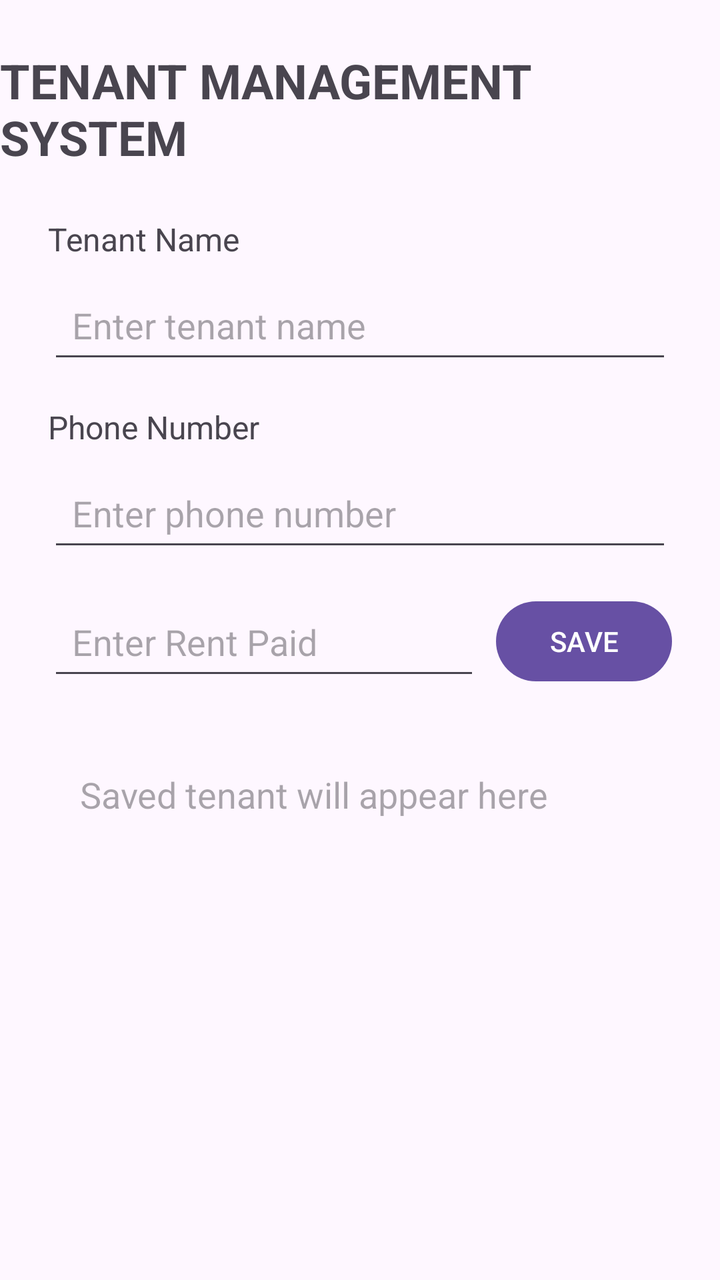
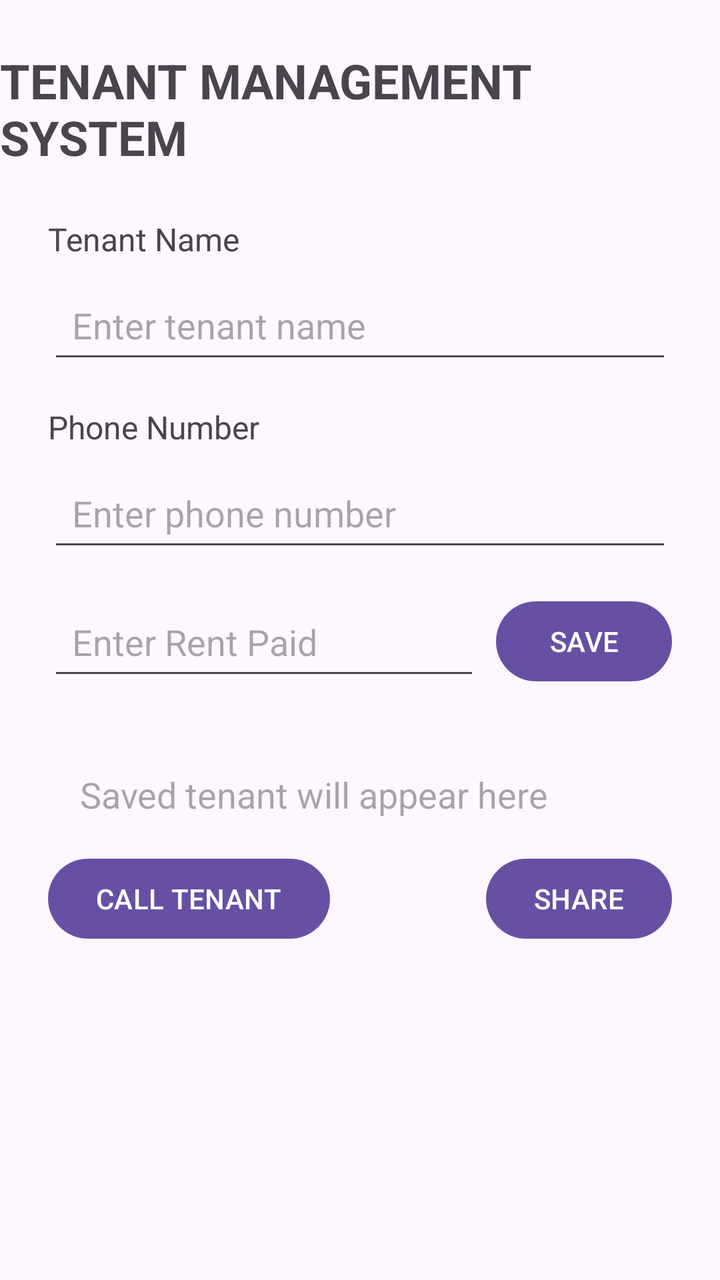

Screens rendered from an Android XML layout before and after an edit, with the pre-edit source and the edit as a unified diff.
<!-- AndroidManifest.xml: application theme Theme.MyApplication1 -->
<!-- res/layout/activity_main.xml -->
<?xml version="1.0" encoding="utf-8"?>
<layout xmlns:android="http://schemas.android.com/apk/res/android"
    xmlns:app="http://schemas.android.com/apk/res-auto">

    <data>
        <variable
            name="tenant"
            type="com.example.myapplication1.Tenant" />
    </data>

    <androidx.constraintlayout.widget.ConstraintLayout
        android:layout_width="match_parent"
        android:layout_height="match_parent">

        <TextView
            android:id="@+id/titleTextView"
            android:layout_width="wrap_content"
            android:layout_height="wrap_content"
            android:text="TENANT MANAGEMENT SYSTEM"
            android:textSize="24sp"
            android:textStyle="bold"
            android:layout_marginTop="24dp"
            app:layout_constraintTop_toTopOf="parent"
            app:layout_constraintStart_toStartOf="parent"
            app:layout_constraintEnd_toEndOf="parent" />

        <TextView
            android:id="@+id/tenantNameLabel"
            android:layout_width="wrap_content"
            android:layout_height="wrap_content"
            android:text="Tenant Name"
            android:textSize="16sp"
            android:layout_marginTop="24dp"
            android:layout_marginStart="24dp"
            app:layout_constraintTop_toBottomOf="@id/titleTextView"
            app:layout_constraintStart_toStartOf="parent" />

        <EditText
            android:id="@+id/tenantNameEditText"
            android:layout_width="0dp"
            android:layout_height="wrap_content"
            android:hint="Enter tenant name"
            android:minHeight="48dp"
            android:padding="12dp"
            android:layout_marginTop="8dp"
            android:layout_marginStart="24dp"
            android:layout_marginEnd="24dp"
            app:layout_constraintTop_toBottomOf="@id/tenantNameLabel"
            app:layout_constraintStart_toStartOf="parent"
            app:layout_constraintEnd_toEndOf="parent" />

        <TextView
            android:id="@+id/phoneLabel"
            android:layout_width="wrap_content"
            android:layout_height="wrap_content"
            android:text="Phone Number"
            android:textSize="16sp"
            android:layout_marginTop="16dp"
            android:layout_marginStart="24dp"
            app:layout_constraintTop_toBottomOf="@id/tenantNameEditText"
            app:layout_constraintStart_toStartOf="parent" />

        <EditText
            android:id="@+id/phoneEditText"
            android:layout_width="0dp"
            android:layout_height="wrap_content"
            android:hint="Enter phone number"
            android:inputType="phone"
            android:minHeight="48dp"
            android:padding="12dp"
            android:layout_marginTop="8dp"
            android:layout_marginStart="24dp"
            android:layout_marginEnd="24dp"
            app:layout_constraintTop_toBottomOf="@id/phoneLabel"
            app:layout_constraintStart_toStartOf="parent"
            app:layout_constraintEnd_toEndOf="parent" />

        <EditText
            android:id="@+id/rentEditText"
            android:layout_width="0dp"
            android:layout_height="wrap_content"
            android:hint="Enter Rent Paid"
            android:inputType="numberDecimal"
            android:minHeight="48dp"
            android:padding="12dp"
            android:layout_marginStart="24dp"
            android:layout_marginTop="16dp"
            android:layout_marginEnd="8dp"
            app:layout_constraintTop_toBottomOf="@id/phoneEditText"
            app:layout_constraintStart_toStartOf="parent"
            app:layout_constraintEnd_toStartOf="@id/saveButton" />

        <Button
            android:id="@+id/saveButton"
            android:layout_width="wrap_content"
            android:layout_height="wrap_content"
            android:text="SAVE"
            android:layout_marginEnd="24dp"
            app:layout_constraintTop_toTopOf="@id/rentEditText"
            app:layout_constraintEnd_toEndOf="parent" />

        <TextView
            android:id="@+id/tenantResultTextView"
            android:layout_width="0dp"
            android:layout_height="wrap_content"
            android:text="@{tenant.summary()}"
            android:hint="Saved tenant will appear here"
            android:textSize="18sp"
            android:padding="16dp"
            android:layout_margin="24dp"
            app:layout_constraintTop_toBottomOf="@id/rentEditText"
            app:layout_constraintStart_toStartOf="parent"
            app:layout_constraintEnd_toEndOf="parent" />

    </androidx.constraintlayout.widget.ConstraintLayout>
</layout>
<!-- resources referenced by this layout -->
<resources>
  <style name="Theme.MyApplication1" parent="Base.Theme.MyApplication1" />
  <style name="Base.Theme.MyApplication1" parent="Theme.Material3.DayNight.NoActionBar">
          
          
      </style>
</resources>

<!-- the commit's change to res/layout/activity_main.xml (unified diff, before → after) -->
@@ -112,5 +112,23 @@
             app:layout_constraintStart_toStartOf="parent"
             app:layout_constraintEnd_toEndOf="parent" />
 
+        <Button
+            android:id="@+id/callButton"
+            android:layout_width="wrap_content"
+            android:layout_height="wrap_content"
+            android:text="CALL TENANT"
+            android:layout_marginStart="24dp"
+            app:layout_constraintTop_toBottomOf="@id/tenantResultTextView"
+            app:layout_constraintStart_toStartOf="parent" />
+
+        <Button
+            android:id="@+id/shareButton"
+            android:layout_width="wrap_content"
+            android:layout_height="wrap_content"
+            android:text="SHARE"
+            android:layout_marginEnd="24dp"
+            app:layout_constraintTop_toBottomOf="@id/tenantResultTextView"
+            app:layout_constraintEnd_toEndOf="parent" />
+
     </androidx.constraintlayout.widget.ConstraintLayout>
 </layout>
